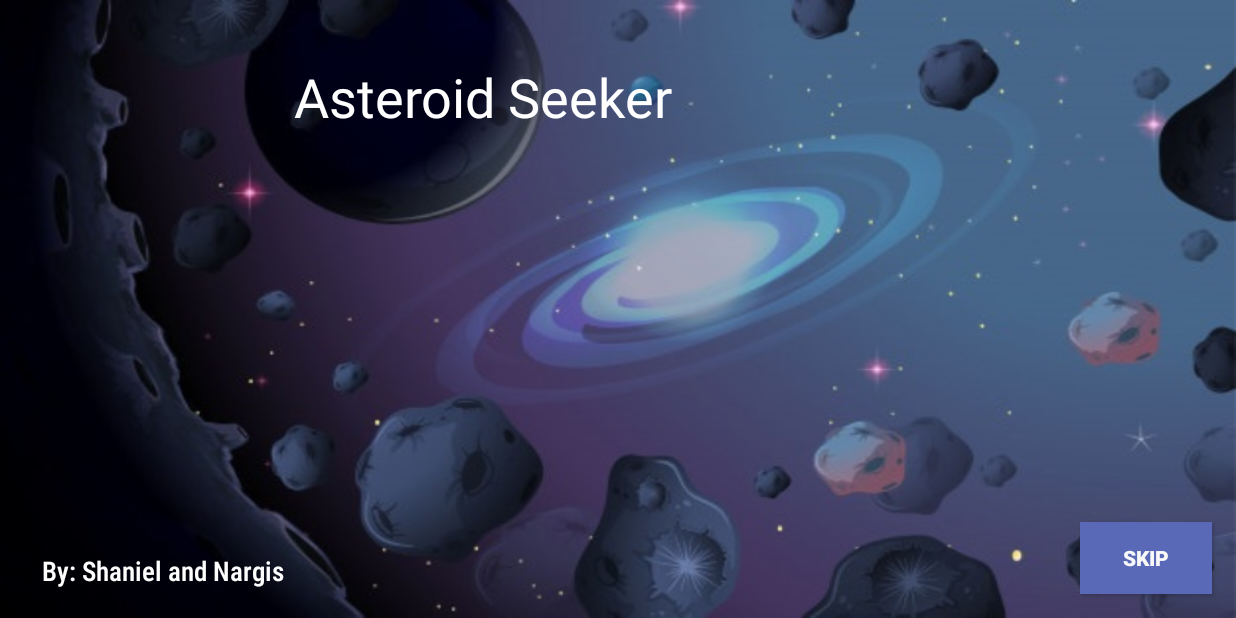
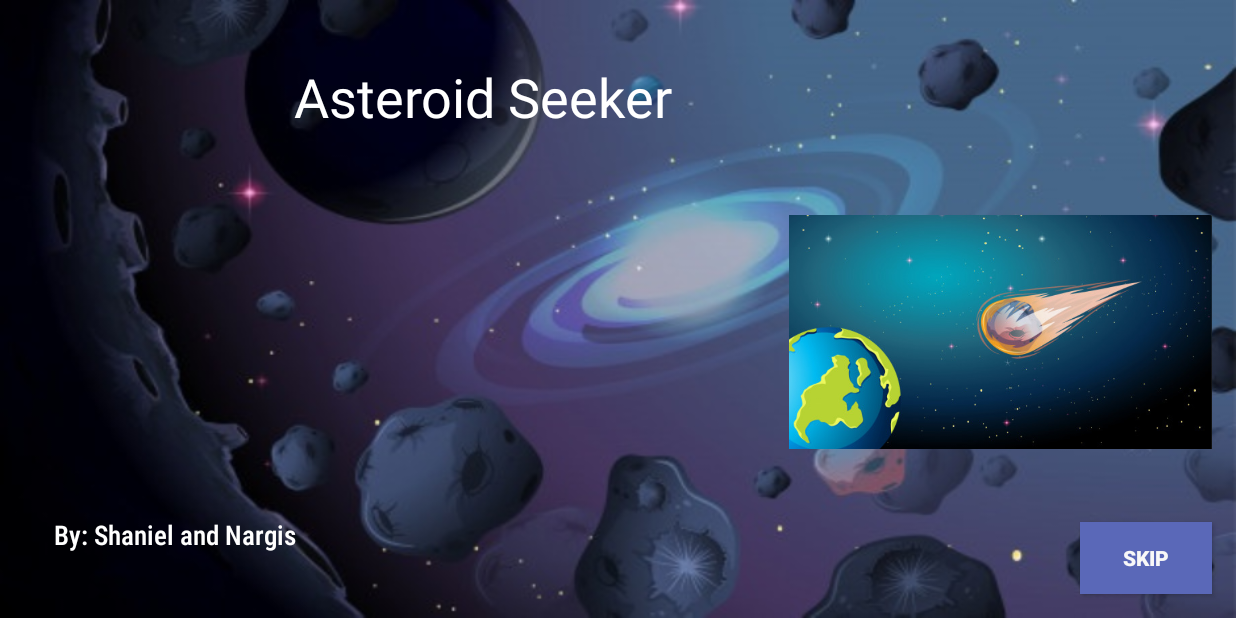
Before and after one commit to nargisgh/AsteroidSeeker, an Android app: the screen it shows after launch (WelcomeScreen), on a phone screen of 824 x 412 dp (held sideways). Run offline under Robolectric (Android 15) with nearby library versions, the phone set to English and light mode, and no system bars; Roboto replaces fonts that are not available here.

Commit message:
Spinning image animation

```diff
--- a/app/src/main/java/ca/cmpt276/as3/mineseeker/WelcomeScreen.java
+++ b/app/src/main/java/ca/cmpt276/as3/mineseeker/WelcomeScreen.java
@@ -3,12 +3,27 @@ package ca.cmpt276.as3.mineseeker;
 import androidx.appcompat.app.AppCompatActivity;
 
 import android.os.Bundle;
+import android.view.animation.Animation;
+import android.view.animation.AnimationUtils;
+import android.widget.ImageView;
 
 public class WelcomeScreen extends AppCompatActivity {
-
+    Animation ranimation;
+    ImageView myImage;
     @Override
     protected void onCreate(Bundle savedInstanceState) {
         super.onCreate(savedInstanceState);
         setContentView(R.layout.activity_welcome_screen);
+        myImage = findViewById(R.id.anim);
+        myImage.setImageResource(R.drawable.asteroidfalling);
+
+        rotateAnimation();
+
+    }
+
+    private void rotateAnimation() {
+        ranimation = AnimationUtils.loadAnimation(this,R.anim.rotate);
+        myImage.startAnimation(ranimation);
+        //https://www.youtube.com/watch?v=goVoYf2qie0
     }
 }
--- /dev/null
+++ b/app/src/main/res/anim/rotate.xml
@@ -0,0 +1,10 @@
+<?xml version="1.0" encoding="utf-8"?>
+<set xmlns:android="http://schemas.android.com/apk/res/android">
+
+    <rotate
+        android:pivotY="50%"
+        android:pivotX="50%"
+        android:toDegrees="360"
+        android:fromDegrees="0"
+        android:duration="8000" />
+</set>
--- a/app/src/main/res/layout/activity_welcome_screen.xml
+++ b/app/src/main/res/layout/activity_welcome_screen.xml
@@ -26,9 +26,9 @@
         android:id="@+id/textView2"
         android:layout_width="0dp"
         android:layout_height="wrap_content"
-        android:layout_marginStart="28dp"
-        android:layout_marginLeft="28dp"
-        android:layout_marginTop="368dp"
+        android:layout_marginStart="36dp"
+        android:layout_marginLeft="36dp"
+        android:layout_marginTop="344dp"
         android:fontFamily="sans-serif-condensed-light"
         android:text="@string/by_shaniel_and_nargis"
         android:textColor="#FFFFFF"
@@ -52,4 +52,18 @@
         android:textStyle="bold"
         app:layout_constraintBottom_toBottomOf="parent"
         app:layout_constraintEnd_toEndOf="parent" />
+
+    <ImageView
+        android:id="@+id/anim"
+        android:layout_width="282dp"
+        android:layout_height="173dp"
+        android:layout_marginEnd="16dp"
+        android:layout_marginRight="16dp"
+        android:contentDescription="@string/asteroidfalling"
+        app:layout_constraintBottom_toBottomOf="parent"
+        app:layout_constraintEnd_toEndOf="parent"
+        app:layout_constraintTop_toTopOf="parent"
+        app:layout_constraintVertical_bias="0.563"
+        app:srcCompat="@drawable/asteroidfalling" />
+
 </androidx.constraintlayout.widget.ConstraintLayout>
--- a/app/src/main/res/values/strings.xml
+++ b/app/src/main/res/values/strings.xml
@@ -3,4 +3,5 @@
     <string name="asteroid_seeker">Asteroid Seeker</string>
     <string name="by_shaniel_and_nargis">By: Shaniel and Nargis</string>
     <string name="skip">SKIP</string>
+    <string name="asteroidfalling">asteroidfalling</string>
 </resources>
--- a/app/src/main/res/values/styles.xml
+++ b/app/src/main/res/values/styles.xml
@@ -6,7 +6,7 @@
         <item name="colorPrimary">@color/colorPrimary</item>
         <item name="colorPrimaryDark">@color/colorPrimaryDark</item>
         <item name="colorAccent">@color/colorAccent</item>
-        <item name="android:windowAnimationStyle">@style/CustomActivityAnimation</item>
+
     </style>
 
 
```
Also changed, not shown: app/src/main/res/drawable/asteroid.jpg (added), app/src/main/res/drawable/asteroidfalling.jpg (added), app/src/main/res/drawable/asteroidscene.jpg (added).
